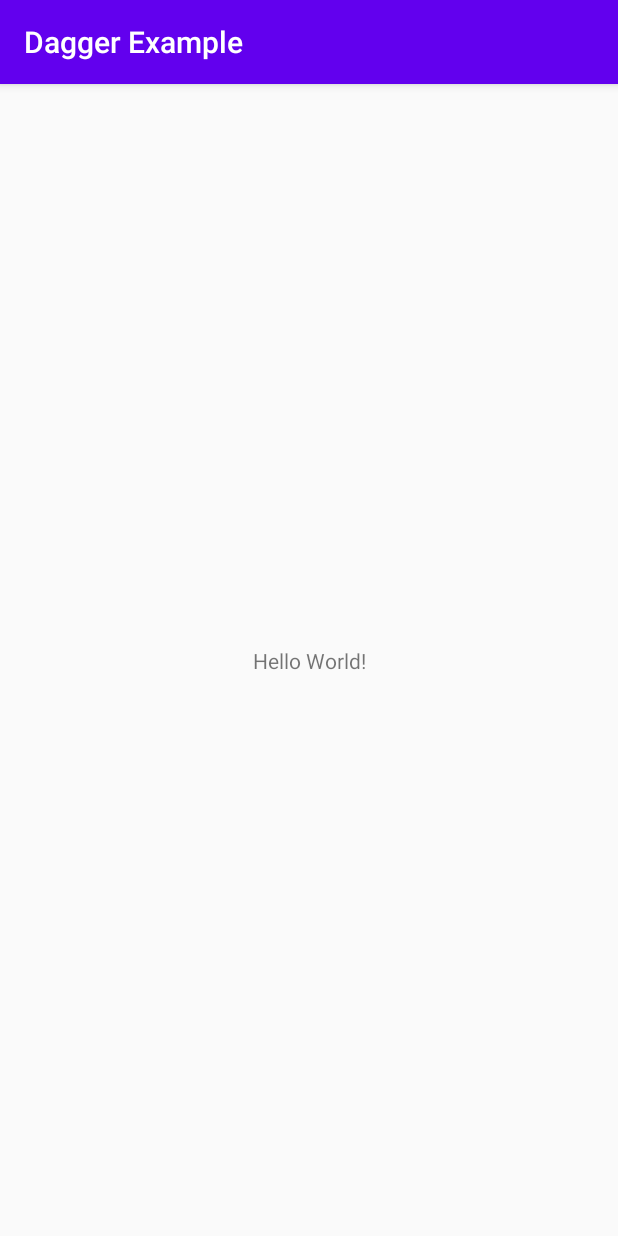
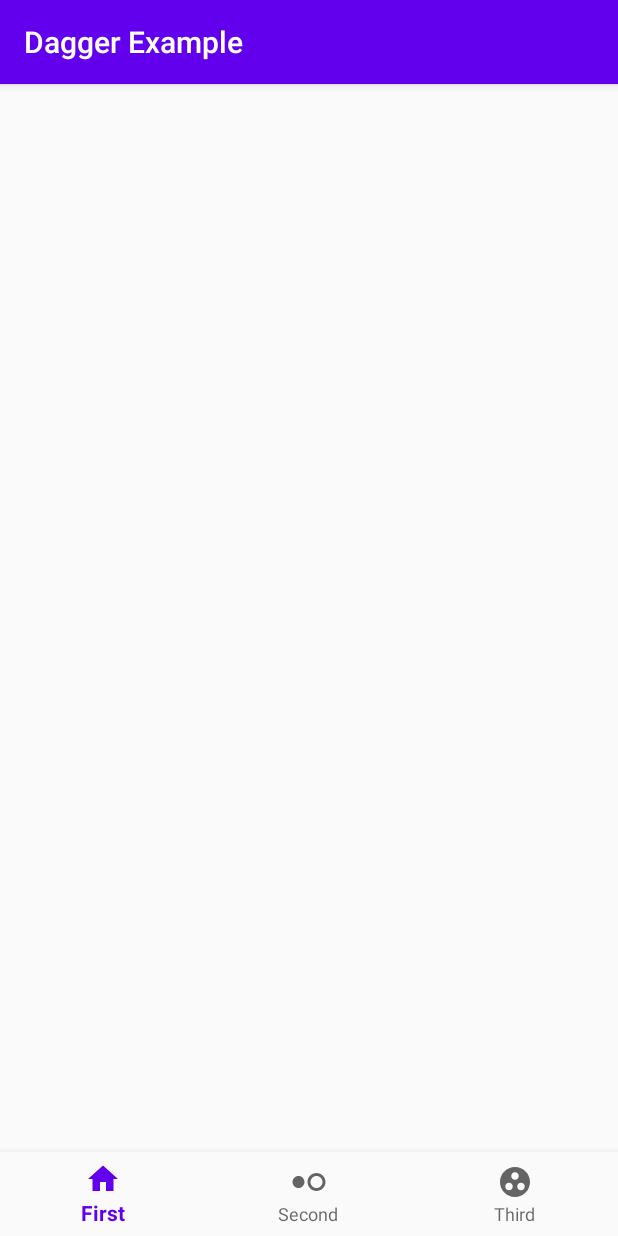
Before and after one commit to rleee/DaggerExample, an Android app: the screen it shows after launch (MainActivity), on a phone screen of 412 x 824 dp. Run offline under Robolectric (Android 15) with nearby library versions, the phone set to English and light mode, and no system bars.

Commit message:
Add BottomNavigation (without fragment yet)

```diff
--- a/app/build.gradle
+++ b/app/build.gradle
@@ -45,4 +45,7 @@ dependencies {
     def dagger_version = "2.27"
     implementation "com.google.dagger:dagger:$dagger_version"
     kapt "com.google.dagger:dagger-compiler:$dagger_version"
+
+    def material_version = "1.1.0"
+    implementation "com.google.android.material:material:$material_version"
 }
--- /dev/null
+++ b/app/src/main/res/drawable/ic_group_work_black_24dp.xml
@@ -0,0 +1,9 @@
+<vector xmlns:android="http://schemas.android.com/apk/res/android"
+        android:width="24dp"
+        android:height="24dp"
+        android:viewportWidth="24.0"
+        android:viewportHeight="24.0">
+    <path
+        android:fillColor="#FF000000"
+        android:pathData="M12,2C6.48,2 2,6.48 2,12s4.48,10 10,10 10,-4.48 10,-10S17.52,2 12,2zM8,17.5c-1.38,0 -2.5,-1.12 -2.5,-2.5s1.12,-2.5 2.5,-2.5 2.5,1.12 2.5,2.5 -1.12,2.5 -2.5,2.5zM9.5,8c0,-1.38 1.12,-2.5 2.5,-2.5s2.5,1.12 2.5,2.5 -1.12,2.5 -2.5,2.5S9.5,9.38 9.5,8zM16,17.5c-1.38,0 -2.5,-1.12 -2.5,-2.5s1.12,-2.5 2.5,-2.5 2.5,1.12 2.5,2.5 -1.12,2.5 -2.5,2.5z"/>
+</vector>
--- /dev/null
+++ b/app/src/main/res/drawable/ic_hdr_weak_black_24dp.xml
@@ -0,0 +1,9 @@
+<vector xmlns:android="http://schemas.android.com/apk/res/android"
+        android:width="24dp"
+        android:height="24dp"
+        android:viewportWidth="24.0"
+        android:viewportHeight="24.0">
+    <path
+        android:fillColor="#FF000000"
+        android:pathData="M5,8c-2.21,0 -4,1.79 -4,4s1.79,4 4,4 4,-1.79 4,-4 -1.79,-4 -4,-4zM17,6c-3.31,0 -6,2.69 -6,6s2.69,6 6,6 6,-2.69 6,-6 -2.69,-6 -6,-6zM17,16c-2.21,0 -4,-1.79 -4,-4s1.79,-4 4,-4 4,1.79 4,4 -1.79,4 -4,4z"/>
+</vector>
--- /dev/null
+++ b/app/src/main/res/drawable/ic_home_black_24dp.xml
@@ -0,0 +1,9 @@
+<vector xmlns:android="http://schemas.android.com/apk/res/android"
+        android:width="24dp"
+        android:height="24dp"
+        android:viewportWidth="24.0"
+        android:viewportHeight="24.0">
+    <path
+        android:fillColor="#FF000000"
+        android:pathData="M10,20v-6h4v6h5v-8h3L12,3 2,12h3v8z"/>
+</vector>
--- a/app/src/main/res/layout/activity_main.xml
+++ b/app/src/main/res/layout/activity_main.xml
@@ -1,18 +1,23 @@
 <?xml version="1.0" encoding="utf-8"?>
-<androidx.constraintlayout.widget.ConstraintLayout xmlns:android="http://schemas.android.com/apk/res/android"
+<RelativeLayout xmlns:android="http://schemas.android.com/apk/res/android"
     xmlns:app="http://schemas.android.com/apk/res-auto"
     xmlns:tools="http://schemas.android.com/tools"
     android:layout_width="match_parent"
     android:layout_height="match_parent"
     tools:context=".MainActivity">
 
-    <TextView
-        android:layout_width="wrap_content"
+    <FrameLayout
+        android:id="@+id/fragment_container"
+        android:layout_width="match_parent"
+        android:layout_height="match_parent"
+        android:layout_above="@id/bottom_navigation" />
+
+    <com.google.android.material.bottomnavigation.BottomNavigationView
+        android:id="@+id/bottom_navigation"
+        android:layout_width="match_parent"
         android:layout_height="wrap_content"
-        android:text="Hello World!"
-        app:layout_constraintBottom_toBottomOf="parent"
-        app:layout_constraintLeft_toLeftOf="parent"
-        app:layout_constraintRight_toRightOf="parent"
-        app:layout_constraintTop_toTopOf="parent" />
+        android:layout_alignParentBottom="true"
+        android:background="?android:attr/windowBackground"
+        app:menu="@menu/bottom_navigation" />
 
-</androidx.constraintlayout.widget.ConstraintLayout>
+</RelativeLayout>
--- /dev/null
+++ b/app/src/main/res/menu/bottom_navigation.xml
@@ -0,0 +1,15 @@
+<?xml version="1.0" encoding="utf-8"?>
+<menu xmlns:android="http://schemas.android.com/apk/res/android">
+    <item
+        android:id="@+id/nav_first"
+        android:icon="@drawable/ic_home_black_24dp"
+        android:title="First" />
+    <item
+        android:id="@+id/nav_second"
+        android:icon="@drawable/ic_hdr_weak_black_24dp"
+        android:title="Second" />
+    <item
+        android:id="@+id/nav_third"
+        android:icon="@drawable/ic_group_work_black_24dp"
+        android:title="Third" />
+</menu>
```
